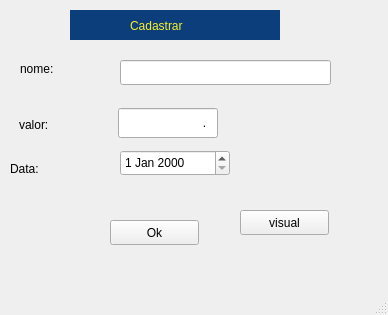
First picture: the form in formulario.ui, repository jucimar1/pythonProject6, before the edit.
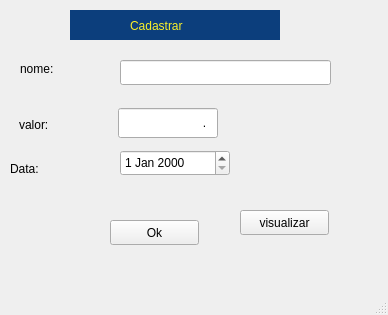
Second picture: the form after the edit.

The edit to the form file:
```diff
--- a/formulario.ui
+++ b/formulario.ui
@@ -176,7 +176,7 @@
      </rect>
     </property>
     <property name="text">
-     <string>visual</string>
+     <string>visualizar</string>
     </property>
    </widget>
   </widget>
```
Left out of the diff: 4 changed lines with no effect on the pictures.
